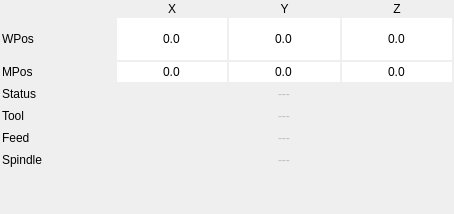
Before: the Qt Designer form View/StateForm.ui in octronic-uk/Candle, drawn with Qt 5.
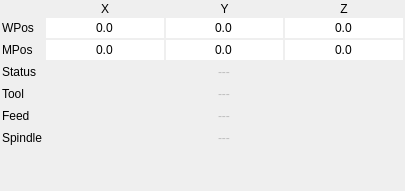
After: the same form once the commit is applied.

```diff
--- a/View/StateForm.ui
+++ b/View/StateForm.ui
@@ -9,8 +9,8 @@
    <rect>
     <x>0</x>
     <y>0</y>
-    <width>454</width>
-    <height>214</height>
+    <width>405</width>
+    <height>191</height>
    </rect>
   </property>
   <property name="sizePolicy">
@@ -41,7 +41,7 @@
    <item row="2" column="1">
     <widget class="QLabel" name="wLabel">
      <property name="sizePolicy">
-      <sizepolicy hsizetype="Expanding" vsizetype="Minimum">
+      <sizepolicy hsizetype="Minimum" vsizetype="Minimum">
        <horstretch>0</horstretch>
        <verstretch>0</verstretch>
       </sizepolicy>
@@ -123,9 +123,15 @@
    </item>
    <item row="5" column="1">
     <widget class="QLabel" name="label_2">
+     <property name="sizePolicy">
+      <sizepolicy hsizetype="Minimum" vsizetype="Minimum">
+       <horstretch>0</horstretch>
+       <verstretch>0</verstretch>
+      </sizepolicy>
+     </property>
      <property name="minimumSize">
       <size>
-       <width>75</width>
+       <width>0</width>
        <height>0</height>
       </size>
      </property>
@@ -136,9 +142,15 @@
    </item>
    <item row="4" column="1">
     <widget class="QLabel" name="label">
+     <property name="sizePolicy">
+      <sizepolicy hsizetype="Minimum" vsizetype="Minimum">
+       <horstretch>0</horstretch>
+       <verstretch>0</verstretch>
+      </sizepolicy>
+     </property>
      <property name="minimumSize">
       <size>
-       <width>75</width>
+       <width>0</width>
        <height>0</height>
       </size>
      </property>
@@ -150,7 +162,7 @@
    <item row="3" column="1">
     <widget class="QLabel" name="mLabel">
      <property name="sizePolicy">
-      <sizepolicy hsizetype="Preferred" vsizetype="Preferred">
+      <sizepolicy hsizetype="Minimum" vsizetype="Minimum">
        <horstretch>0</horstretch>
        <verstretch>0</verstretch>
       </sizepolicy>
@@ -362,6 +374,12 @@
    </item>
    <item row="7" column="1">
     <widget class="QLabel" name="label_4">
+     <property name="sizePolicy">
+      <sizepolicy hsizetype="Minimum" vsizetype="Minimum">
+       <horstretch>0</horstretch>
+       <verstretch>0</verstretch>
+      </sizepolicy>
+     </property>
      <property name="text">
       <string>Spindle</string>
      </property>
@@ -524,7 +542,7 @@
    <item row="2" column="4">
     <widget class="QLineEdit" name="txtWPosY">
      <property name="sizePolicy">
-      <sizepolicy hsizetype="Minimum" vsizetype="Expanding">
+      <sizepolicy hsizetype="Expanding" vsizetype="Minimum">
        <horstretch>0</horstretch>
        <verstretch>0</verstretch>
       </sizepolicy>
@@ -569,9 +587,15 @@
    </item>
    <item row="6" column="1">
     <widget class="QLabel" name="label_3">
+     <property name="sizePolicy">
+      <sizepolicy hsizetype="Minimum" vsizetype="Minimum">
+       <horstretch>0</horstretch>
+       <verstretch>0</verstretch>
+      </sizepolicy>
+     </property>
      <property name="minimumSize">
       <size>
-       <width>75</width>
+       <width>0</width>
        <height>0</height>
       </size>
      </property>
```
